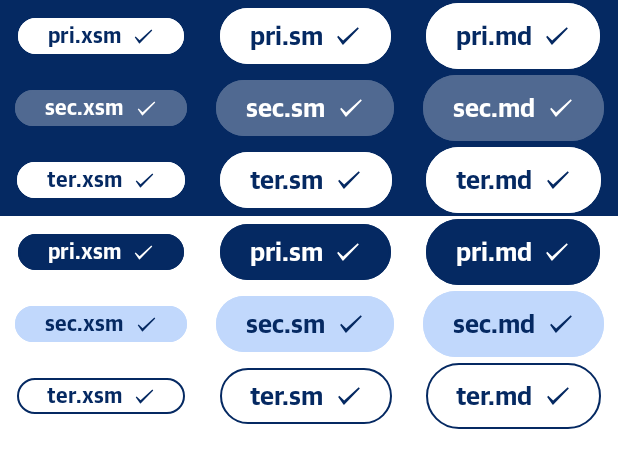
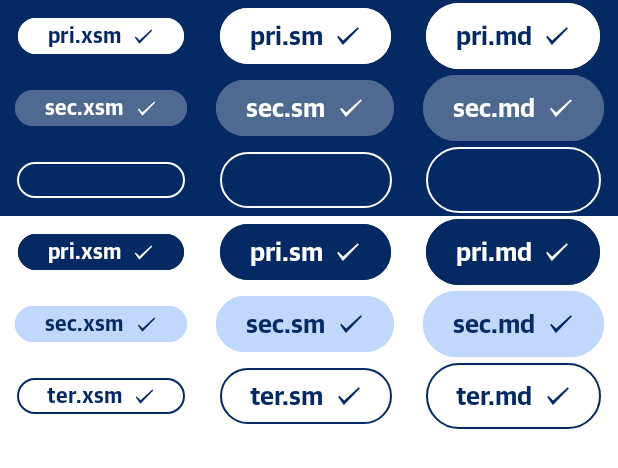
Before and after one commit to guardian/source-apps, an Android app built with Jetpack Compose: the @Preview function CoreButtonIconAfterPreview, on a phone screen of 412 x 824 dp. Shown: the top 468 px of the screen. Run offline under Robolectric (Android 15) with nearby library versions, the phone set to English and light mode, and no system bars; Roboto replaces fonts that are not available here.

Commit message:
Set container colour for tertiary buttons to transparent

```diff
--- a/android/source/src/main/kotlin/com/gu/source/components/buttons/ButtonColours.kt
+++ b/android/source/src/main/kotlin/com/gu/source/components/buttons/ButtonColours.kt
@@ -59,10 +59,7 @@ internal fun SourceButton.Priority.toColours(theme: Source.Theme) = when (theme)
                     light = Source.Palette.Brand400,
                     dark = Source.Palette.Neutral86,
                 ),
-                container = AppColour(
-                    light = Source.Palette.Neutral100,
-                    dark = Source.Palette.Neutral7,
-                ),
+                container = AppColour.Transparent,
                 content = AppColour(
                     light = Source.Palette.Brand400,
                     dark = Source.Palette.Neutral86,
@@ -109,10 +106,7 @@ internal fun SourceButton.Priority.toColours(theme: Source.Theme) = when (theme)
                     light = Source.Palette.Neutral100,
                     dark = Source.Palette.Neutral86,
                 ),
-                container = AppColour(
-                    light = Source.Palette.Neutral100,
-                    dark = Source.Palette.Neutral7,
-                ),
+                container = AppColour.Transparent,
                 content = AppColour(
                     light = Source.Palette.Brand400,
                     dark = Source.Palette.Neutral86,
@@ -144,10 +138,7 @@ internal fun SourceButton.Priority.toColours(theme: Source.Theme) = when (theme)
                     light = Source.Palette.Brand400,
                     dark = Source.Palette.BrandAlt200,
                 ),
-                container = AppColour(
-                    light = Source.Palette.Neutral100,
-                    dark = Source.Palette.Neutral7,
-                ),
+                container = AppColour.Transparent,
                 content = AppColour(
                     light = Source.Palette.Brand400,
                     dark = Source.Palette.BrandAlt200,
@@ -177,10 +168,7 @@ internal fun SourceButton.Priority.toColours(theme: Source.Theme) = when (theme)
                     light = Source.Palette.BrandAlt400,
                     dark = Source.Palette.BrandAlt200,
                 ),
-                container = AppColour(
-                    light = Source.Palette.Brand400,
-                    dark = Source.Palette.Neutral7,
-                ),
+                container = AppColour.Transparent,
                 content = AppColour(
                     light = Source.Palette.BrandAlt400,
                     dark = Source.Palette.BrandAlt200,
```
